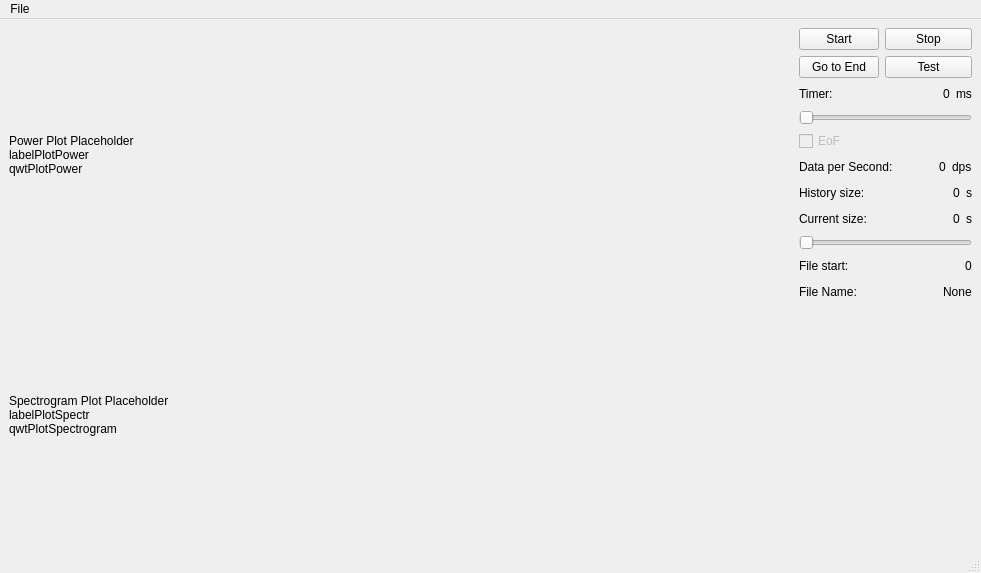
Qt form tools/MonitorMainUI.ui (mchwalisz/smutools) before a commit.
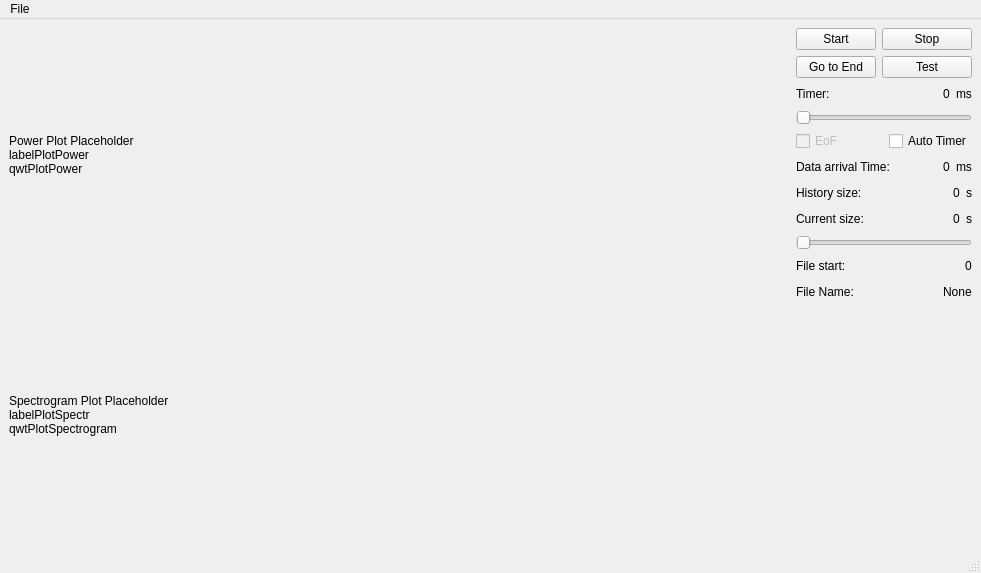
The same form after that commit. Icons and pictures are not drawn.

```diff
--- a/tools/MonitorMainUI.ui
+++ b/tools/MonitorMainUI.ui
@@ -208,21 +208,45 @@
        </widget>
       </item>
       <item>
-       <widget class="QCheckBox" name="checkBoxEoF">
-        <property name="enabled">
-         <bool>false</bool>
-        </property>
-        <property name="text">
-         <string>EoF</string>
-        </property>
-       </widget>
+       <layout class="QHBoxLayout" name="horizontalLayout_7">
+        <item>
+         <widget class="QCheckBox" name="checkBoxEoF">
+          <property name="enabled">
+           <bool>false</bool>
+          </property>
+          <property name="text">
+           <string>EoF</string>
+          </property>
+         </widget>
+        </item>
+        <item>
+         <spacer name="horizontalSpacer_7">
+          <property name="orientation">
+           <enum>Qt::Horizontal</enum>
+          </property>
+          <property name="sizeHint" stdset="0">
+           <size>
+            <width>40</width>
+            <height>20</height>
+           </size>
+          </property>
+         </spacer>
+        </item>
+        <item>
+         <widget class="QCheckBox" name="checkBox">
+          <property name="text">
+           <string>Auto Timer</string>
+          </property>
+         </widget>
+        </item>
+       </layout>
       </item>
       <item>
        <layout class="QHBoxLayout" name="horizontalLayout_6">
         <item>
          <widget class="QLabel" name="label_10">
           <property name="text">
-           <string>Data per Second:</string>
+           <string>Data arrival Time:</string>
           </property>
          </widget>
         </item>
@@ -249,7 +273,7 @@
         <item>
          <widget class="QLabel" name="label_13">
           <property name="text">
-           <string>dps</string>
+           <string>ms</string>
           </property>
          </widget>
         </item>
```
Left out of the diff: 54 changed lines with no effect on the pictures.
